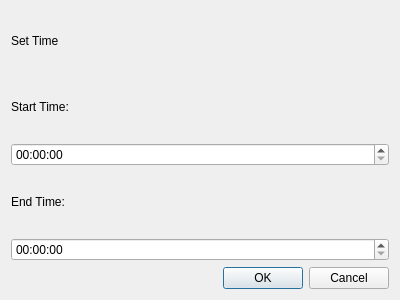
The window that timedetail.ui (FaceyComputers/Facey-Music-Player-2) describes before a commit, drawn with Qt 5.
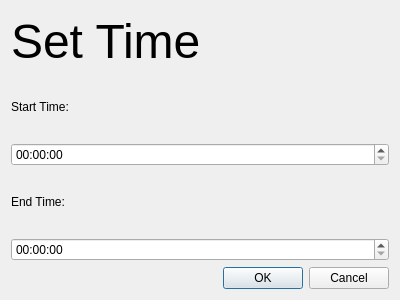
The same window after the commit.

The edit to the form file:
```diff
--- a/timedetail.ui
+++ b/timedetail.ui
@@ -32,6 +32,11 @@
    </item>
    <item row="0" column="0">
     <widget class="QLabel" name="label">
+     <property name="font">
+      <font>
+       <pointsize>36</pointsize>
+      </font>
+     </property>
      <property name="text">
       <string>Set Time</string>
      </property>
```
